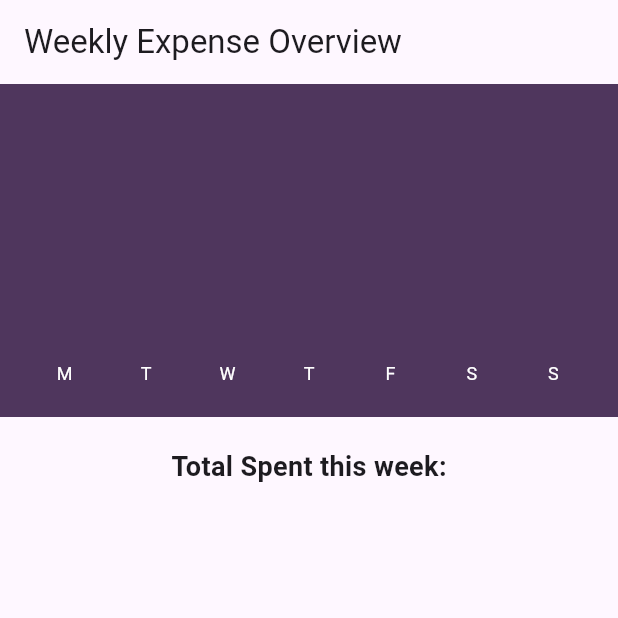
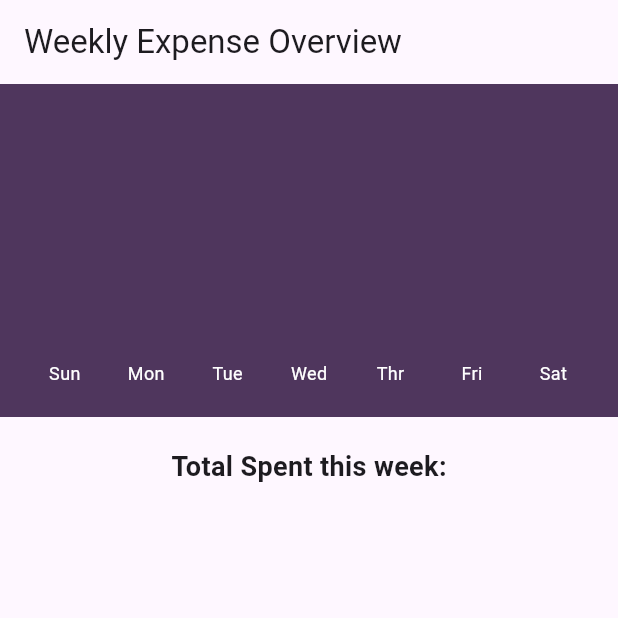
Before and after one commit to tlu3838/Group-5-Expense-Tracker, a Flutter app: the screen it shows after launch, on a phone screen of 412 x 824 dp, the top half of it. Run offline on Flutter 3.47's test engine with Material 3 defaults, Android fonts, the light colour scheme and no system bars; drawn by our look-alikes of fl_chart; our stand-ins replace sqflite; accounts and stored records are empty.

Commit message:
fixed graph

```diff
--- a/lib/providers/expense_provider.dart
+++ b/lib/providers/expense_provider.dart
@@ -12,13 +12,16 @@ class ExpenseProvider with ChangeNotifier {
   }
   List<double> getWeeklySpending() {
   final now = DateTime.now();
-  final startOfWeek = now.subtract(Duration(days: now.weekday - 1));
   List<double> weeklySpending = List.filled(7, 0.0);
 
   for (var expense in _expenses) {
-    if (expense.date.isAfter(startOfWeek.subtract(Duration(days: 1))) &&
-        expense.date.isBefore(now.add(Duration(days: 1)))) {
-      int dayIndex = expense.date.difference(startOfWeek).inDays;
+    // Find the start of the week (Sunday) for this expense
+    final startOfWeek = expense.date.subtract(Duration(days: expense.date.weekday % 7));
+    final endOfWeek = startOfWeek.add(Duration(days: 6));
+
+    // Check if the expense is within the current week
+    if (now.isAfter(startOfWeek) && now.isBefore(endOfWeek.add(Duration(days: 1)))) {
+      int dayIndex = expense.date.weekday % 7; // 0 for Sunday, 1 for Monday, etc.
       weeklySpending[dayIndex] += expense.amount;
     }
   }
--- a/lib/screens/weekly_spending_chart.dart
+++ b/lib/screens/weekly_spending_chart.dart
@@ -23,8 +23,8 @@ class WeeklySpendingChart extends StatelessWidget {
             bottomTitles: AxisTitles(
               sideTitles: SideTitles(
                 showTitles: true,
-                getTitlesWidget: (value, meta) {
-                  const titles = ['M', 'T', 'W', 'T', 'F', 'S', 'S'];
+                getTitlesWidget: (value, meta) {  //https://pub.dev/documentation/fl_chart/latest/fl_chart/GetTitleWidgetFunction.html
+                  const titles = ['Sun', 'Mon', 'Tue', 'Wed', 'Thr', 'Fri', 'Sat'];
                   return Text(titles[value.toInt()], style: const TextStyle(color: Colors.white, fontSize: 12));
                 },
               ),
```
